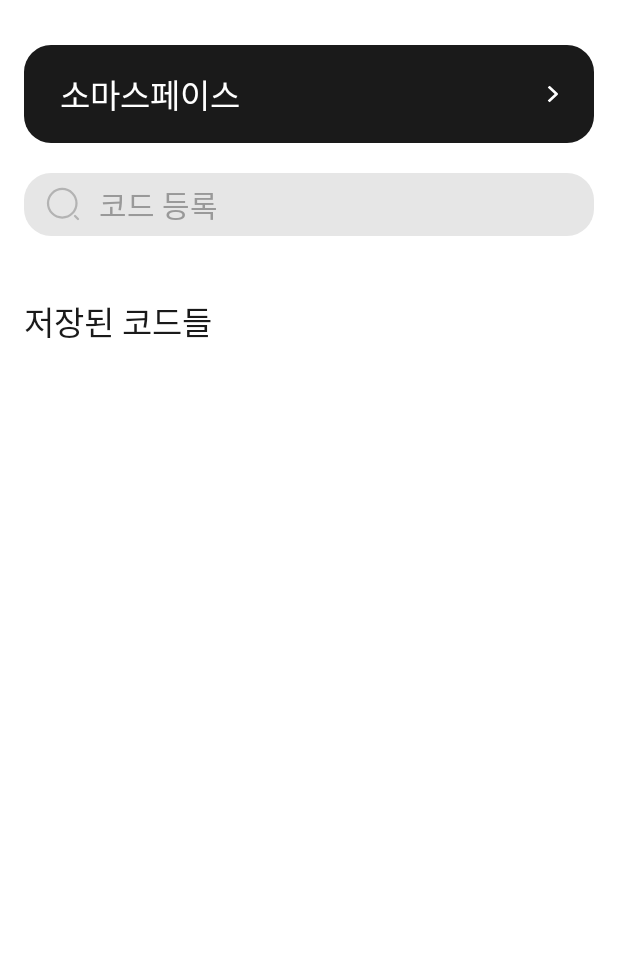
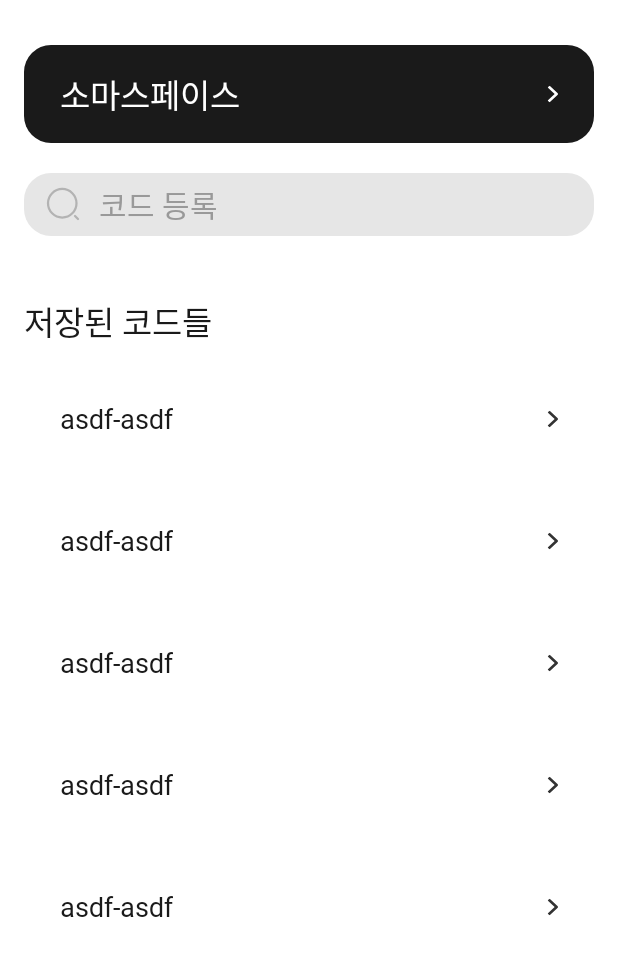
Before and after one commit to 23-SWUnion-Hackton/Android-Soma4Cut, an Android app: the HomeFragment screen opened through its navigation route, on a phone screen of 412 x 824 dp, the part 60-1036 px from its top. Run offline under Robolectric (Android 15) with nearby library versions, the phone set to English and light mode, and no system bars; our stand-ins replace data binding.

Commit message:
🔨 :: Set RecyclerView & Temp Navigatoins

```diff
--- /dev/null
+++ b/presentation/src/main/java/com/staker4wapper/android_soma4cut/feature/home/recyclerview/CodeListAdapter.kt
@@ -0,0 +1,48 @@
+package com.staker4wapper.android_soma4cut.feature.home.recyclerview
+
+import android.view.LayoutInflater
+import android.view.View
+import android.view.ViewGroup
+import android.widget.TextView
+import androidx.recyclerview.widget.RecyclerView
+import com.staker4wapper.android_soma4cut.R
+
+class CodeListAdapter(
+    private val itemList: List<String>,
+    private val onClickListener: OnClickListener
+) : RecyclerView.Adapter<CodeListAdapter.ViewHolder>() {
+
+    override fun onCreateViewHolder(parent: ViewGroup, viewType: Int): ViewHolder {
+        val view = LayoutInflater.from(parent.context)
+            .inflate(R.layout.item_saved_code, parent, false)
+
+        return ViewHolder(view, onClickListener)
+    }
+
+    override fun onBindViewHolder(holder: ViewHolder, position: Int) {
+        val item = itemList[position]
+
+        holder.codeText.text = item
+    }
+
+    override fun getItemCount(): Int = itemList.size
+
+    class ViewHolder(
+        itemView: View,
+        private val onItemClickListener: OnClickListener
+    ) : RecyclerView.ViewHolder(itemView), View.OnClickListener {
+        init { itemView.setOnClickListener(this) }
+
+        val codeText: TextView = itemView.findViewById(R.id.tv_code)
+
+        override fun onClick(p0: View?) {
+            onItemClickListener.onMyAccountItemClick(adapterPosition)
+        }
+    }
+
+    interface OnClickListener {
+        fun onMyAccountItemClick(position: Int)
+    }
+
+
+}
--- a/presentation/src/main/java/com/staker4wapper/android_soma4cut/feature/home/screen/HomeFragment.kt
+++ b/presentation/src/main/java/com/staker4wapper/android_soma4cut/feature/home/screen/HomeFragment.kt
@@ -8,37 +8,49 @@ import androidx.recyclerview.widget.LinearLayoutManager
 import com.sigma.flick.base.BaseFragment
 import com.staker4wapper.android_soma4cut.R
 import com.staker4wapper.android_soma4cut.databinding.FragmentHomeBinding
+import com.staker4wapper.android_soma4cut.feature.home.recyclerview.CodeListAdapter
 import com.staker4wapper.android_soma4cut.feature.home.viewmodel.HomeViewModel
 
-class HomeFragment: BaseFragment<FragmentHomeBinding, HomeViewModel>(R.layout.fragment_home) {
+class HomeFragment: BaseFragment<FragmentHomeBinding, HomeViewModel>(R.layout.fragment_home), CodeListAdapter.OnClickListener {
 
     override val viewModel: HomeViewModel by viewModels()
 
     private lateinit var context: Context
-//    private val frameList = mutableListOf(
-//        R.drawable.image_frame1,
-//        R.drawable.image_frame2,
-//        R.drawable.image_frame1,
-//        R.drawable.image_frame2,
-//        R.drawable.image_frame1,
-//        R.drawable.image_frame2,
-//    )
+    private val frameList = mutableListOf(
+        "asdf-asdf",
+        "asdf-asdf",
+        "asdf-asdf",
+        "asdf-asdf",
+        "asdf-asdf",
+    )
+
     override fun start() {
         context = requireContext()
+        setCodeListAdapter()
 
-//        val frameListAdapter = FrameListAdapter(frameList, this)
-//        binding.recyclerView.layoutManager = LinearLayoutManager(context, LinearLayoutManager.HORIZONTAL, false)
-//        binding.recyclerView.adapter = frameListAdapter
+        binding.btnSomaSpace.setOnClickListener {
+            Toast.makeText(context, "소마스페이스", Toast.LENGTH_SHORT).show()
+        }
+        binding.linearSearchBar.setOnClickListener {
+            Toast.makeText(context, "코드 등록", Toast.LENGTH_SHORT).show()
+        }
+        binding.btnSetting.setOnClickListener {
+            Toast.makeText(context, "세팅", Toast.LENGTH_SHORT).show()
+        }
     }
 
-//    override fun onMyAccountItemClick(position: Int) {
-//        val clickAccount = frameList[position]
-//        Toast.makeText(context, "is Clicked!", Toast.LENGTH_SHORT).show()
-//
-////        viewModel.setDepositAccountNumber(clickAccount.accountNumber)
-//
-////        val action = SendWhereFragmentDirections.actionSendWhereFragmentToSendPointFragment()
-////        findNavController().navigate(action)
-//    }
+    private fun setCodeListAdapter() {
+        val frameListAdapter = CodeListAdapter(frameList, this)
+        binding.recyclerView.layoutManager = LinearLayoutManager(context)
+        binding.recyclerView.adapter = frameListAdapter
+    }
+
+    override fun onMyAccountItemClick(position: Int) {
+        val clickAccount = frameList[position]
+        Toast.makeText(context, "is Clicked!", Toast.LENGTH_SHORT).show()
+
+//        val action = SendWhereFragmentDirections.actionSendWhereFragmentToSendPointFragment()
+//        findNavController().navigate(action)
+    }
 
 }
--- /dev/null
+++ b/presentation/src/main/res/drawable/button_rounded_stroked.xml
@@ -0,0 +1,10 @@
+<?xml version="1.0" encoding="utf-8"?>
+<shape xmlns:android="http://schemas.android.com/apk/res/android"
+    android:shape="rectangle">
+
+    <solid android:color="@color/transperent"/>
+    <corners android:radius="18dp"/>
+    <stroke android:width="0.8dp"
+        android:color="@color/gray_100"/>
+
+</shape>
--- /dev/null
+++ b/presentation/src/main/res/drawable/ic_arrow_mini_black.xml
@@ -0,0 +1,13 @@
+<vector xmlns:android="http://schemas.android.com/apk/res/android"
+    android:width="7dp"
+    android:height="12dp"
+    android:viewportWidth="7"
+    android:viewportHeight="12">
+  <group>
+    <clip-path
+        android:pathData="M3.5,0L3.5,0A3.5,3.5 0,0 1,7 3.5L7,8.5A3.5,3.5 0,0 1,3.5 12L3.5,12A3.5,3.5 0,0 1,0 8.5L0,3.5A3.5,3.5 0,0 1,3.5 0z"/>
+    <path
+        android:pathData="M7,5.997C6.996,5.724 6.897,5.496 6.676,5.282L1.538,0.254C1.363,0.083 1.156,0 0.904,0C0.405,0 0,0.396 0,0.896C0,1.142 0.101,1.37 0.282,1.551L4.855,5.995L0.282,10.442C0.103,10.622 0,10.847 0,11.099C0,11.597 0.405,11.995 0.904,11.995C1.152,11.995 1.363,11.912 1.538,11.737L6.676,6.711C6.899,6.493 7,6.268 7,5.997Z"
+        android:fillColor="#333333"/>
+  </group>
+</vector>
--- a/presentation/src/main/res/layout/fragment_home.xml
+++ b/presentation/src/main/res/layout/fragment_home.xml
@@ -132,9 +132,11 @@
             app:layout_constraintTop_toBottomOf="@+id/linear_search_bar" />
 
         <androidx.recyclerview.widget.RecyclerView
+            android:id="@+id/recycler_view"
             android:layout_width="0dp"
             android:layout_height="0dp"
             android:layout_marginTop="16dp"
+            tools:listitem="@layout/item_saved_code"
             android:layout_marginHorizontal="16dp"
             app:layout_constraintBottom_toBottomOf="parent"
             app:layout_constraintEnd_toEndOf="parent"
--- /dev/null
+++ b/presentation/src/main/res/layout/item_saved_code.xml
@@ -0,0 +1,33 @@
+<?xml version="1.0" encoding="utf-8"?>
+<LinearLayout xmlns:android="http://schemas.android.com/apk/res/android"
+    xmlns:app="http://schemas.android.com/apk/res-auto"
+    android:layout_width="match_parent"
+    android:layout_height="65dp"
+    android:background="@drawable/button_rounded_stroked"
+    android:backgroundTint="@color/white"
+    android:orientation="horizontal"
+    android:paddingHorizontal="24dp"
+    android:layout_marginBottom="16dp"
+    android:gravity="center_vertical">
+
+    <TextView
+        android:id="@+id/tv_code"
+        android:layout_width="wrap_content"
+        android:layout_height="wrap_content"
+        android:fontFamily="@font/pretendard_semibold"
+        android:textSize="18sp"
+        android:textColor="@color/gray_800"
+        android:text="..." />
+
+    <Space
+        android:layout_width="0dp"
+        android:layout_height="match_parent"
+        android:layout_weight="1"/>
+
+    <ImageView
+        android:layout_width="wrap_content"
+        android:layout_height="wrap_content"
+        app:srcCompat="@drawable/ic_arrow_mini_black" />
+
+
+</LinearLayout>
--- a/presentation/src/main/res/values/colors.xml
+++ b/presentation/src/main/res/values/colors.xml
@@ -15,4 +15,6 @@
     <color name="white">#FFFFFFFF</color>
 
     <color name="primary">#FFF69CAE</color>
+
+    <color name="transperent">#00ffffff</color>
 </resources>
```
Also changed, not shown: presentation/src/main/java/com/staker4wapper/android_soma4cut/feature/home/recyclerview/FrameListAdapter.kt (deleted, +0 -50 lines).
